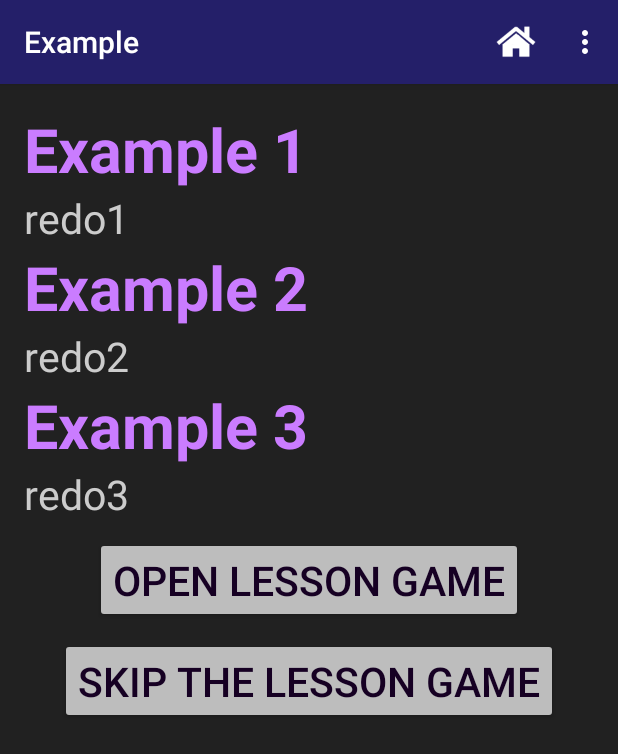
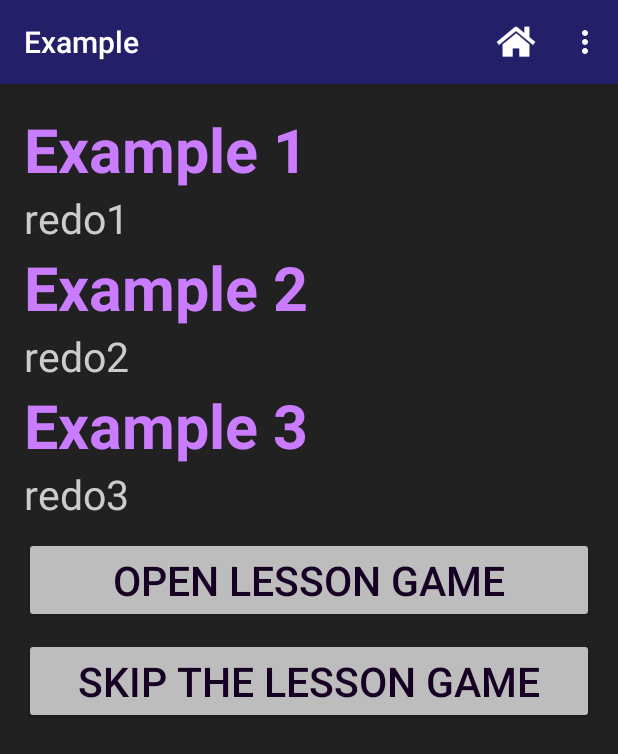
Before and after one commit to MyannaHarris/GEDMobileApp, an Android app: the RedoExample screen opened directly, with no data from a screen before it, on a phone screen of 412 x 824 dp. Shown: the top 754 px of the screen. Run offline under Robolectric (Android 15) with nearby library versions, the phone set to English and light mode, and no system bars; 6 statements that could not run were skipped.

Commit message:
Made all buttons match parent in width

```diff
--- a/GEDAppGUI/app/src/main/res/layout/activity_game_end.xml
+++ b/GEDAppGUI/app/src/main/res/layout/activity_game_end.xml
@@ -37,7 +37,7 @@
         android:layout_marginBottom="@dimen/button_vert_margin"
         android:layout_marginTop="20dp"
         android:layout_below="@id/accomplished"
-        android:layout_width="wrap_content"
+        android:layout_width="match_parent"
         android:layout_height="wrap_content"
         android:id="@+id/move_on"
         android:textSize="20sp"
--- a/GEDAppGUI/app/src/main/res/layout/activity_lesson_steps.xml
+++ b/GEDAppGUI/app/src/main/res/layout/activity_lesson_steps.xml
@@ -56,7 +56,7 @@
         <Button
             android:paddingTop="10dp"
             android:layout_below="@id/advice_text"
-            android:layout_width="wrap_content"
+            android:layout_width="match_parent"
             android:layout_height="wrap_content"
             android:id="@+id/lessonExample"
             android:layout_marginBottom="@dimen/button_vert_margin"
--- a/GEDAppGUI/app/src/main/res/layout/activity_redo.xml
+++ b/GEDAppGUI/app/src/main/res/layout/activity_redo.xml
@@ -34,7 +34,7 @@
 
     <Button
         android:text="@string/next"
-        android:layout_width="wrap_content"
+        android:layout_width="match_parent"
         android:layout_height="wrap_content"
         android:id="@+id/to_redoExample"
         android:textSize="20sp"
--- a/GEDAppGUI/app/src/main/res/layout/activity_redo_example.xml
+++ b/GEDAppGUI/app/src/main/res/layout/activity_redo_example.xml
@@ -69,7 +69,7 @@
                 android:textSize="20sp"/>
 
             <Button
-                android:layout_width="wrap_content"
+                android:layout_width="match_parent"
                 android:layout_height="wrap_content"
                 android:id="@+id/redoLessonGame"
                 android:layout_alignParentBottom="true"
@@ -80,7 +80,7 @@
                 android:onClick="gotToLessonGame" />
 
             <Button
-                android:layout_width="wrap_content"
+                android:layout_width="match_parent"
                 android:layout_height="wrap_content"
                 android:id="@+id/skipLessonGame"
                 android:layout_alignParentBottom="true"
--- a/GEDAppGUI/app/src/main/res/layout/activity_success.xml
+++ b/GEDAppGUI/app/src/main/res/layout/activity_success.xml
@@ -36,7 +36,7 @@
 
     <Button
         android:text="To Next Lesson"
-        android:layout_width="wrap_content"
+        android:layout_width="match_parent"
         android:layout_height="wrap_content"
         android:id="@+id/to_lesson"
         android:textSize="18sp"
@@ -71,7 +71,7 @@
 
     <Button
         android:text="To Lair"
-        android:layout_width="wrap_content"
+        android:layout_width="match_parent"
         android:layout_height="wrap_content"
         android:id="@+id/to_sprite"
         android:textSize="18sp"
@@ -85,7 +85,7 @@
 
     <Button
         android:text="To Concepts"
-        android:layout_width="wrap_content"
+        android:layout_width="match_parent"
         android:layout_height="wrap_content"
         android:id="@+id/to_concepts"
         android:textSize="18sp"
```
